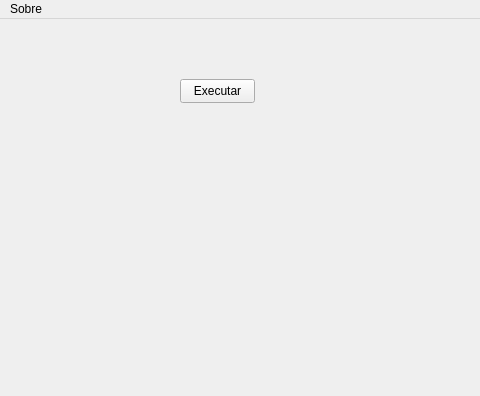
Qt form data/qt/MainWindow.ui (gstiebler/vision_workbench) before a commit; both pictures show x 0 to 480 and y 0 to 396 of the 702 by 396 pixel window.
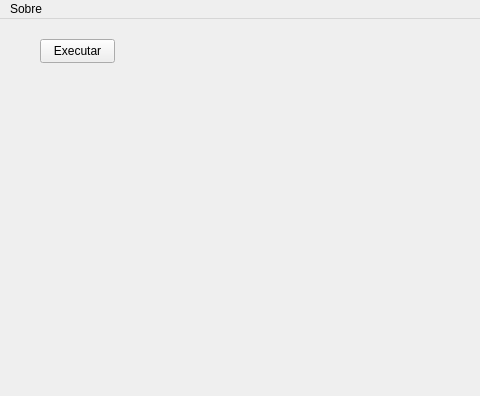
The same form after that commit.

Commit message: showing image on window

Diff of the .ui file:
```diff
--- a/data/qt/MainWindow.ui
+++ b/data/qt/MainWindow.ui
@@ -17,8 +17,8 @@
    <widget class="QPushButton" name="buttonExecute">
     <property name="geometry">
      <rect>
-      <x>180</x>
-      <y>60</y>
+      <x>40</x>
+      <y>20</y>
       <width>75</width>
       <height>24</height>
      </rect>
@@ -27,6 +27,19 @@
      <string>Executar</string>
     </property>
    </widget>
+   <widget class="QLabel" name="srcImageLabel">
+    <property name="geometry">
+     <rect>
+      <x>50</x>
+      <y>70</y>
+      <width>461</width>
+      <height>211</height>
+     </rect>
+    </property>
+    <property name="text">
+     <string/>
+    </property>
+   </widget>
   </widget>
   <widget class="QMenuBar" name="menubar">
    <property name="geometry">
```
The commit also changes 2 other files.
